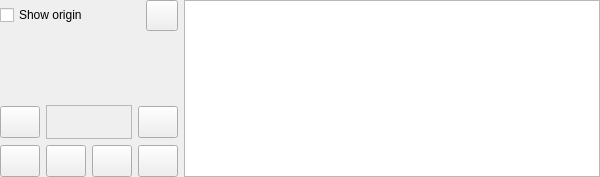
Old version of the form src/widgets/sprite_previewer.ui in the repository Kangie/solarus.
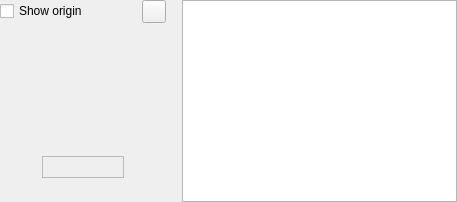
New version of the form. Icons and pictures are not drawn.

Diff of the .ui file:
```diff
--- a/src/widgets/sprite_previewer.ui
+++ b/src/widgets/sprite_previewer.ui
@@ -6,11 +6,14 @@
    <rect>
     <x>0</x>
     <y>0</y>
-    <width>600</width>
-    <height>177</height>
+    <width>457</width>
+    <height>202</height>
    </rect>
   </property>
-  <layout class="QHBoxLayout" name="horizontalLayout_2">
+  <layout class="QHBoxLayout" name="horizontalLayout_2" stretch="0,1">
+   <property name="spacing">
+    <number>16</number>
+   </property>
    <property name="leftMargin">
     <number>0</number>
    </property>
@@ -25,8 +28,32 @@
    </property>
    <item>
     <layout class="QVBoxLayout" name="verticalLayout_2">
+     <property name="leftMargin">
+      <number>0</number>
+     </property>
+     <property name="topMargin">
+      <number>0</number>
+     </property>
+     <property name="rightMargin">
+      <number>0</number>
+     </property>
+     <property name="bottomMargin">
+      <number>0</number>
+     </property>
      <item>
       <layout class="QHBoxLayout" name="horizontalLayout">
+       <property name="leftMargin">
+        <number>0</number>
+       </property>
+       <property name="topMargin">
+        <number>0</number>
+       </property>
+       <property name="rightMargin">
+        <number>0</number>
+       </property>
+       <property name="bottomMargin">
+        <number>0</number>
+       </property>
        <item>
         <widget class="QCheckBox" name="origin_check_box">
          <property name="text">
@@ -44,13 +71,7 @@
          </property>
          <property name="icon">
           <iconset resource="../../resources/images.qrc">
-           <normaloff>:/images/icon_zoom.png</normaloff>:/images/icon_zoom.png</iconset>
-         </property>
-         <property name="iconSize">
-          <size>
-           <width>24</width>
-           <height>24</height>
-          </size>
+           <normaloff>:/images/icon_zoom.svg</normaloff>:/images/icon_zoom.svg</iconset>
          </property>
         </widget>
        </item>
@@ -63,15 +84,53 @@
        </property>
        <property name="sizeHint" stdset="0">
         <size>
-         <width>20</width>
-         <height>40</height>
+         <width>0</width>
+         <height>0</height>
         </size>
        </property>
       </spacer>
      </item>
      <item>
       <layout class="QGridLayout" name="buttons_layout">
-       <item row="0" column="1" colspan="2">
+       <property name="leftMargin">
+        <number>0</number>
+       </property>
+       <property name="topMargin">
+        <number>0</number>
+       </property>
+       <property name="rightMargin">
+        <number>0</number>
+       </property>
+       <property name="bottomMargin">
+        <number>0</number>
+       </property>
+       <property name="spacing">
+        <number>2</number>
+       </property>
+       <item row="1" column="3">
+        <widget class="QPushButton" name="stop_button">
+         <property name="sizePolicy">
+          <sizepolicy hsizetype="Fixed" vsizetype="Fixed">
+           <horstretch>0</horstretch>
+           <verstretch>0</verstretch>
+          </sizepolicy>
+         </property>
+         <property name="toolTip">
+          <string>Stop</string>
+         </property>
+         <property name="text">
+          <string/>
+         </property>
+         <property name="icon">
+          <iconset resource="../../resources/images.qrc">
+           <normaloff>:/images/icon_stop.svg</normaloff>:/images/icon_stop.svg</iconset>
+         </property>
+         <property name="flat">
+          <bool>true</bool>
+         </property>
+        </widget>
+       </item>
+       <item row="0" column="2" colspan="2">
         <widget class="QFrame" name="frame">
          <property name="frameShape">
           <enum>QFrame::StyledPanel</enum>
@@ -80,6 +139,18 @@
           <enum>QFrame::Raised</enum>
          </property>
          <layout class="QVBoxLayout" name="verticalLayout">
+          <property name="leftMargin">
+           <number>0</number>
+          </property>
+          <property name="topMargin">
+           <number>0</number>
+          </property>
+          <property name="rightMargin">
+           <number>0</number>
+          </property>
+          <property name="bottomMargin">
+           <number>0</number>
+          </property>
           <item>
            <widget class="QLabel" name="frame_label">
             <property name="toolTip">
@@ -96,71 +167,7 @@
          </layout>
         </widget>
        </item>
-       <item row="1" column="3">
-        <widget class="QPushButton" name="last_button">
-         <property name="sizePolicy">
-          <sizepolicy hsizetype="Fixed" vsizetype="Fixed">
-           <horstretch>0</horstretch>
-           <verstretch>0</verstretch>
-          </sizepolicy>
-         </property>
-         <property name="minimumSize">
-          <size>
-           <width>32</width>
-           <height>32</height>
-          </size>
-         </property>
-         <property name="toolTip">
-          <string>Last</string>
-         </property>
-         <property name="text">
-          <string/>
-         </property>
-         <property name="icon">
-          <iconset resource="../../resources/images.qrc">
-           <normaloff>:/images/icon_last.png</normaloff>:/images/icon_last.png</iconset>
-         </property>
-         <property name="iconSize">
-          <size>
-           <width>24</width>
-           <height>24</height>
-          </size>
-         </property>
-        </widget>
-       </item>
-       <item row="1" column="2">
-        <widget class="QPushButton" name="stop_button">
-         <property name="sizePolicy">
-          <sizepolicy hsizetype="Fixed" vsizetype="Fixed">
-           <horstretch>0</horstretch>
-           <verstretch>0</verstretch>
-          </sizepolicy>
-         </property>
-         <property name="minimumSize">
-          <size>
-           <width>32</width>
-           <height>32</height>
-          </size>
-         </property>
-         <property name="toolTip">
-          <string>Stop</string>
-         </property>
-         <property name="text">
-          <string/>
-         </property>
-         <property name="icon">
-          <iconset resource="../../resources/images.qrc">
-           <normaloff>:/images/icon_stop.png</normaloff>:/images/icon_stop.png</iconset>
-         </property>
-         <property name="iconSize">
-          <size>
-           <width>24</width>
-           <height>24</height>
-          </size>
-         </property>
-        </widget>
-       </item>
-       <item row="0" column="3">
+       <item row="0" column="4">
         <widget class="QPushButton" name="next_button">
          <property name="sizePolicy">
           <sizepolicy hsizetype="Fixed" vsizetype="Fixed">
@@ -168,12 +175,6 @@
            <verstretch>0</verstretch>
           </sizepolicy>
          </property>
-         <property name="minimumSize">
-          <size>
-           <width>32</width>
-           <height>32</height>
-          </size>
-         </property>
          <property name="toolTip">
           <string>Next</string>
          </property>
@@ -184,27 +185,21 @@
           <iconset resource="../../resources/images.qrc">
            <normaloff>:/images/icon_next.png</normaloff>:/images/icon_next.png</iconset>
          </property>
-         <property name="iconSize">
-          <size>
-           <width>24</width>
-           <height>24</height>
-          </size>
+         <property name="flat">
+          <bool>true</bool>
          </property>
         </widget>
        </item>
-       <item row="1" column="1">
-        <widget class="QPushButton" name="start_button">
+       <item row="1" column="4">
+        <widget class="QPushButton" name="last_button">
          <property name="sizePolicy">
           <sizepolicy hsizetype="Fixed" vsizetype="Fixed">
            <horstretch>0</horstretch>
            <verstretch>0</verstretch>
           </sizepolicy>
          </property>
-         <property name="minimumSize">
-          <size>
-           <width>32</width>
-           <height>32</height>
-          </size>
+         <property name="toolTip">
+          <string>Last</string>
          </property>
          <property name="text">
           <string/>
@@ -213,15 +208,12 @@
           <iconset resource="../../resources/images.qrc">
            <normaloff>:/images/icon_start.png</normaloff>:/images/icon_start.png</iconset>
          </property>
-         <property name="iconSize">
-          <size>
-           <width>24</width>
-           <height>24</height>
-          </size>
+         <property name="flat">
+          <bool>true</bool>
          </property>
         </widget>
        </item>
-       <item row="0" column="0">
+       <item row="0" column="1">
         <widget class="QPushButton" name="previous_button">
          <property name="sizePolicy">
           <sizepolicy hsizetype="Fixed" vsizetype="Fixed">
@@ -229,12 +221,6 @@
            <verstretch>0</verstretch>
           </sizepolicy>
          </property>
-         <property name="minimumSize">
-          <size>
-           <width>32</width>
-           <height>32</height>
-          </size>
-         </property>
          <property name="toolTip">
           <string>Previous</string>
          </property>
@@ -245,15 +231,12 @@
           <iconset resource="../../resources/images.qrc">
            <normaloff>:/images/icon_previous.png</normaloff>:/images/icon_previous.png</iconset>
          </property>
-         <property name="iconSize">
-          <size>
-           <width>24</width>
-           <height>24</height>
-          </size>
+         <property name="flat">
+          <bool>true</bool>
          </property>
         </widget>
        </item>
-       <item row="1" column="0">
+       <item row="1" column="1">
         <widget class="QPushButton" name="first_button">
          <property name="sizePolicy">
           <sizepolicy hsizetype="Fixed" vsizetype="Fixed">
@@ -261,12 +244,6 @@
            <verstretch>0</verstretch>
           </sizepolicy>
          </property>
-         <property name="minimumSize">
-          <size>
-           <width>32</width>
-           <height>32</height>
-          </size>
-         </property>
          <property name="toolTip">
           <string>First</string>
          </property>
@@ -277,13 +254,56 @@
           <iconset resource="../../resources/images.qrc">
            <normaloff>:/images/icon_first.png</normaloff>:/images/icon_first.png</iconset>
          </property>
-         <property name="iconSize">
+         <property name="flat">
+          <bool>true</bool>
+         </property>
+        </widget>
+       </item>
+       <item row="1" column="2">
+        <widget class="QPushButton" name="start_button">
+         <property name="sizePolicy">
+          <sizepolicy hsizetype="Fixed" vsizetype="Fixed">
+           <horstretch>0</horstretch>
+           <verstretch>0</verstretch>
+          </sizepolicy>
+         </property>
+         <property name="text">
+          <string/>
+         </property>
+         <property name="icon">
+          <iconset resource="../../resources/images.qrc">
+           <normaloff>:/images/icon_start.svg</normaloff>:/images/icon_start.svg</iconset>
+         </property>
+         <property name="flat">
+          <bool>true</bool>
+         </property>
+        </widget>
+       </item>
+       <item row="0" column="5" rowspan="2">
+        <spacer name="buttons_layout_right_spacer">
+         <property name="orientation">
+          <enum>Qt::Orientation::Horizontal</enum>
+         </property>
+         <property name="sizeHint" stdset="0">
           <size>
-           <width>24</width>
-           <height>24</height>
+           <width>0</width>
+           <height>0</height>
           </size>
          </property>
-        </widget>
+        </spacer>
+       </item>
+       <item row="0" column="0" rowspan="2">
+        <spacer name="buttons_layout_left_spacer">
+         <property name="orientation">
+          <enum>Qt::Orientation::Horizontal</enum>
+         </property>
+         <property name="sizeHint" stdset="0">
+          <size>
+           <width>0</width>
+           <height>0</height>
+          </size>
+         </property>
+        </spacer>
        </item>
       </layout>
      </item>
```
Left out of the diff: 16 changed lines with no effect on the pictures.
